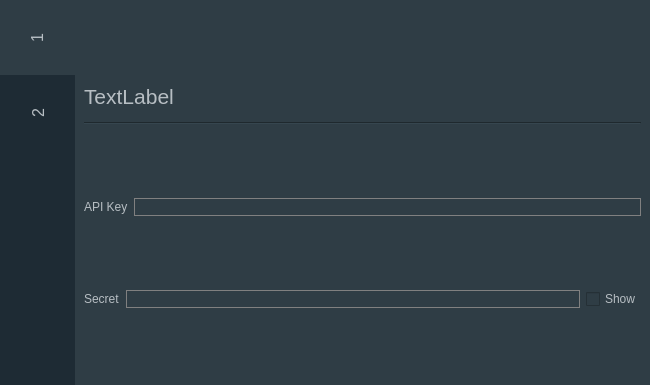
MuesliReep/TradeDeck, file src/settingsDialog.ui: the form before one commit.
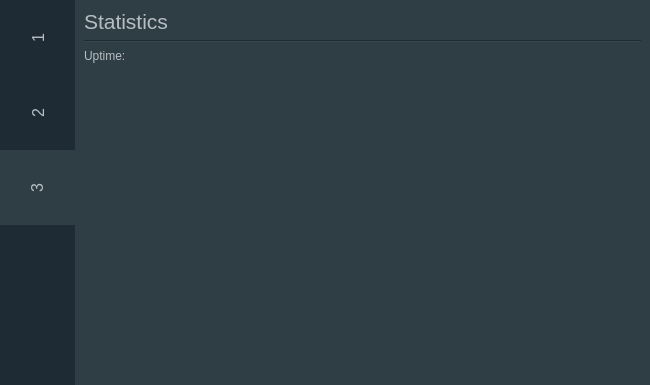
The form after the commit. The open tabs and pages were chosen to show the change.

Commit message: SettingsDialog now reads config file

What changed in the file:
```diff
--- a/src/settingsDialog.ui
+++ b/src/settingsDialog.ui
@@ -22,7 +22,7 @@
   <property name="styleSheet">
    <string notr="true">QWidget {background-color:rgb(30, 43, 52);  color: rgb(183,190,195);} QLineEdit{border:1px solid gray; padding: 0 5px; font:12px} QPushButton{background-color: rgb(137,145,152); border-style: none; font: 16px} QPushButton:pressed{ background-color: rgb(30, 43, 52);}</string>
   </property>
-  <layout class="QGridLayout" name="gridLayout">
+  <layout class="QVBoxLayout" name="verticalLayout_5">
    <property name="leftMargin">
     <number>0</number>
    </property>
@@ -35,7 +35,7 @@
    <property name="bottomMargin">
     <number>0</number>
    </property>
-   <item row="0" column="0">
+   <item>
     <widget class="QTabWidget" name="tabWidget">
      <property name="styleSheet">
       <string notr="true">QWidget {background-color: rgb(47, 61, 69); color: rgb(183,190,195);} 
@@ -134,6 +134,19 @@
          </item>
         </layout>
        </item>
+       <item>
+        <spacer name="verticalSpacer">
+         <property name="orientation">
+          <enum>Qt::Vertical</enum>
+         </property>
+         <property name="sizeHint" stdset="0">
+          <size>
+           <width>20</width>
+           <height>40</height>
+          </size>
+         </property>
+        </spacer>
+       </item>
       </layout>
      </widget>
      <widget class="QWidget" name="tab_2">
@@ -174,6 +187,75 @@
             <string>TextLabel</string>
            </property>
           </widget>
+         </item>
+         <item>
+          <spacer name="verticalSpacer_2">
+           <property name="orientation">
+            <enum>Qt::Vertical</enum>
+           </property>
+           <property name="sizeHint" stdset="0">
+            <size>
+             <width>20</width>
+             <height>40</height>
+            </size>
+           </property>
+          </spacer>
+         </item>
+        </layout>
+       </item>
+      </layout>
+     </widget>
+     <widget class="QWidget" name="tab_3">
+      <attribute name="title">
+       <string>3</string>
+      </attribute>
+      <layout class="QVBoxLayout" name="verticalLayout_3">
+       <item>
+        <layout class="QVBoxLayout" name="verticalLayout_4">
+         <item>
+          <widget class="QLabel" name="label_4">
+           <property name="maximumSize">
+            <size>
+             <width>16777215</width>
+             <height>40</height>
+            </size>
+           </property>
+           <property name="font">
+            <font>
+             <pointsize>16</pointsize>
+            </font>
+           </property>
+           <property name="text">
+            <string>Statistics</string>
+           </property>
+          </widget>
+         </item>
+         <item>
+          <widget class="Line" name="line_2">
+           <property name="orientation">
+            <enum>Qt::Horizontal</enum>
+           </property>
+          </widget>
+         </item>
+         <item>
+          <widget class="QLabel" name="label_5">
+           <property name="text">
+            <string>Uptime:</string>
+           </property>
+          </widget>
+         </item>
+         <item>
+          <spacer name="verticalSpacer_2">
+           <property name="orientation">
+            <enum>Qt::Vertical</enum>
+           </property>
+           <property name="sizeHint" stdset="0">
+            <size>
+             <width>20</width>
+             <height>40</height>
+            </size>
+           </property>
+          </spacer>
          </item>
         </layout>
        </item>
```
Left out of the diff: 24 changed lines with no effect on the pictures. The commit also changes 8 other files.
